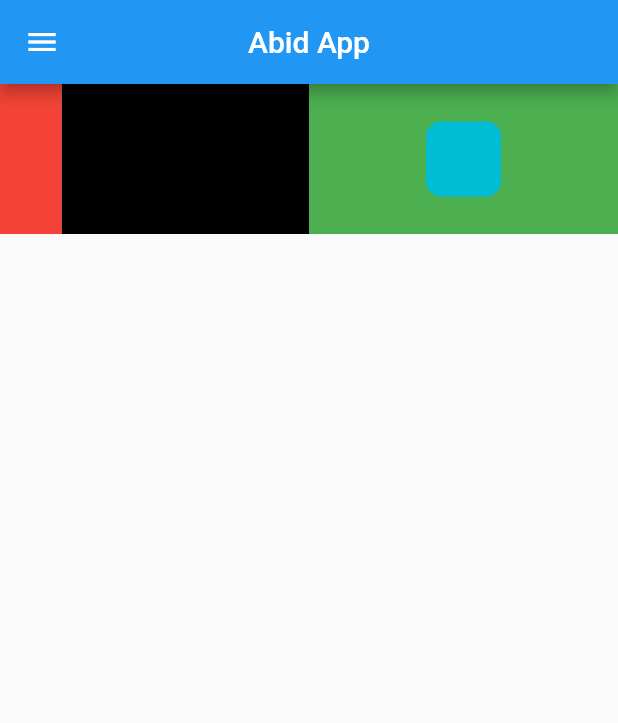
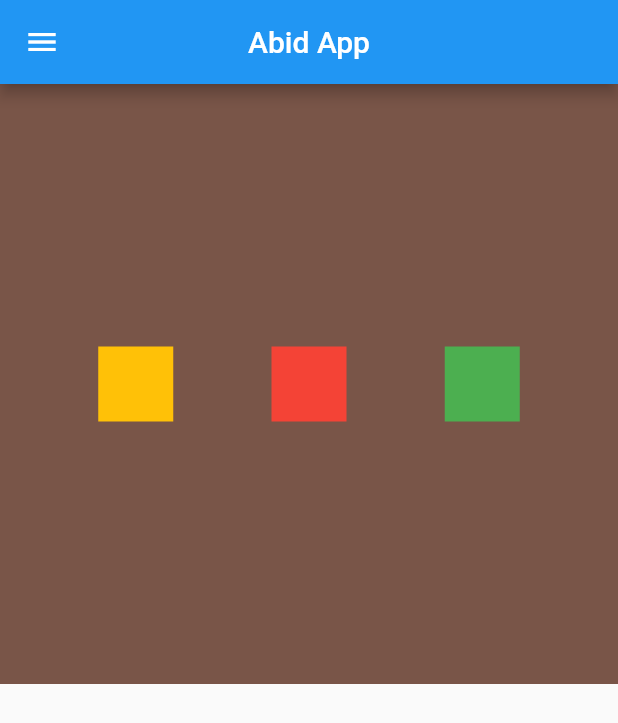
Before and after one commit to abidnuri/flutterone, a Flutter app: the screen it shows after launch, on a phone screen of 412 x 824 dp. Shown: the top 723 px of the screen. Run offline on Flutter 3.47's test engine with Material 2 defaults, Android fonts, the phone set to English and light mode, and no system bars.

Commit message:
column then row, alignment,row

```diff
--- a/lib/main.dart
+++ b/lib/main.dart
@@ -17,44 +17,80 @@ class MyApp extends StatelessWidget {
         centerTitle: true,
       ),
       drawer: const Drawer(),
-      body: Row(
+      body: Column(
         children: [
-          //Use "ctrl+." for wrap something
+          Row(
+            children: [
               Expanded(
-            flex: 1,
                 child: Container(
-              height: 100,
-              width: 100,
+                  height: 400,
+                  width: 400,
+                  color: Colors.brown,
+                  child: Row(
+                    mainAxisAlignment: MainAxisAlignment.spaceEvenly,
+                    children: [
+                      Container(
+                        height: 50,
+                        width: 50,
+                        color: Colors.amber,
+                      ),
+                      Container(
+                        height: 50,
+                        width: 50,
                         color: Colors.red,
                       ),
-          ),
-          Expanded(
-            flex: 4,
-            child: Container(
-              height: 100,
-              width: 100,
-              color: Colors.black,
-            ),
-          ),
-          Expanded(
-            flex: 5, // 60% of space => (6/(6 + 4))
-            child: Container(
-              height: 100,
-              width: 100,
-              color: Colors.green,
-              alignment: Alignment.center,
-              child: Container(
+                      Container(
                         height: 50,
                         width: 50,
-                decoration: BoxDecoration(
-                  borderRadius: BorderRadius.circular(10),
-                  color: Colors.cyan,
+                        color: Colors.green,
                       ),
+                    ],
                   ),
                 ),
               ),
             ],
           ),
+        ],
+      ), // part two
+
+      // Row(
+      //   children: [
+      //     //Use "ctrl+." for wrap something
+      //     Expanded(
+      //       flex: 1,
+      //       child: Container(
+      //         height: 100,
+      //         width: 100,
+      //         color: Colors.red,
+      //       ),
+      //     ),
+      //     Expanded(
+      //       flex: 4,
+      //       child: Container(
+      //         height: 100,
+      //         width: 100,
+      //         color: Colors.black,
+      //       ),
+      //     ),
+      //     Expanded(
+      //       flex: 5, // 60% of space => (6/(6 + 4))
+      //       child: Container(
+      //         height: 100,
+      //         width: 100,
+      //         color: Colors.green,
+      //         alignment: Alignment.center,
+      //         child: Container(
+      //           height: 50,
+      //           width: 50,
+      //           decoration: BoxDecoration(
+      //             borderRadius: BorderRadius.circular(10),
+      //             color: Colors.cyan,
+      //           ),
+      //         ),
+      //       ),
+      //     ),
+      //   ],
+      // ),//Part One
     );
   }
 }
```
Lines whose indentation alone changed are shown as unchanged.
